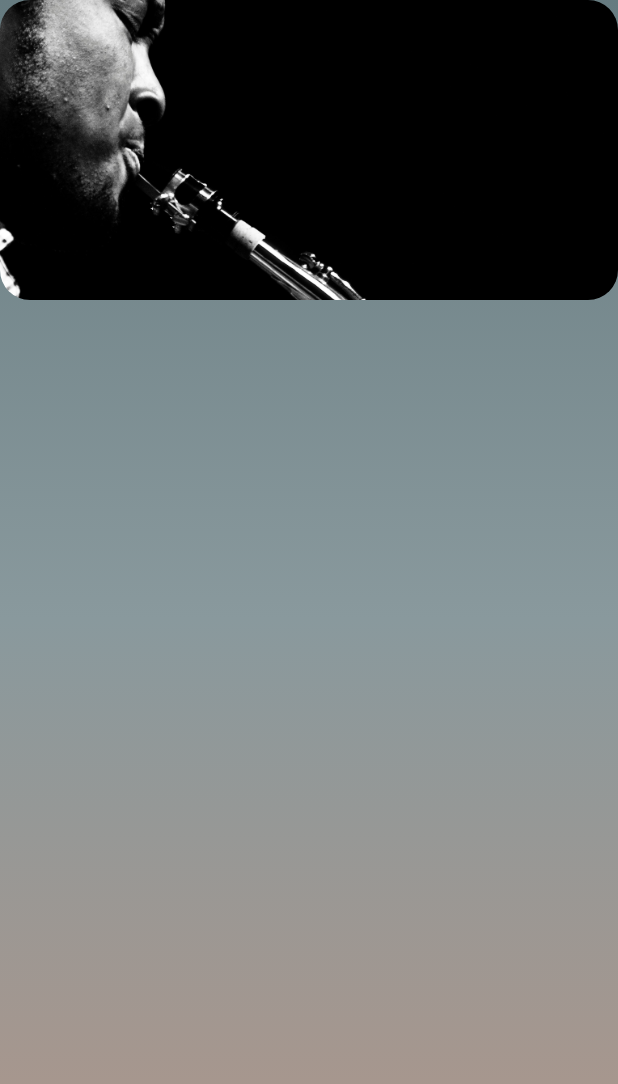
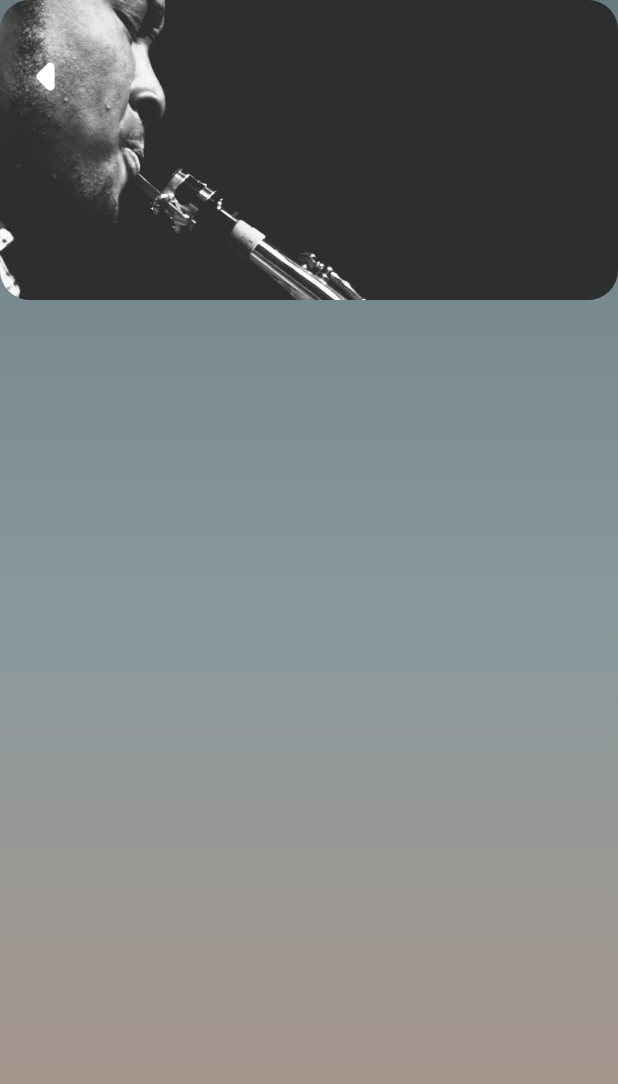
Before and after one commit to kwakyebrilliant/play, a Flutter app: the ChartDetailsPage screen opened directly, on a phone screen of 412 x 824 dp. Shown: the top 1084 px of the screen. Run offline on Flutter 3.47's test engine with Material 3 defaults, Android fonts, the phone set to English and light mode, and no system bars.

Commit message:
chartdetails updates

```diff
--- a/lib/screens/library/chartdetails_page.dart
+++ b/lib/screens/library/chartdetails_page.dart
@@ -38,6 +38,31 @@ class _ChartDetailsPageState extends State<ChartDetailsPage> {
                     fit: BoxFit.cover,
                   ),
                 ),
+                child: Stack(
+                  children: [
+                    Positioned.fill(
+                      child: Container(
+                        decoration: BoxDecoration(
+                          borderRadius: BorderRadius.circular(20.0),
+                          color: const Color(0xFFE3E5E5).withOpacity(0.2),
+                        ),
+                      ),
+                    ),
+                    Positioned(
+                      top: 20.0,
+                      child: GestureDetector(
+                        onTap: () {
+                          Navigator.of(context).pop();
+                        },
+                        child: const Icon(
+                          Icons.arrow_left_rounded,
+                          size: 62.0,
+                          color: Colors.white,
+                        ),
+                      ),
+                    ),
+                  ],
+                ),
               ),
             ],
           ),
```
